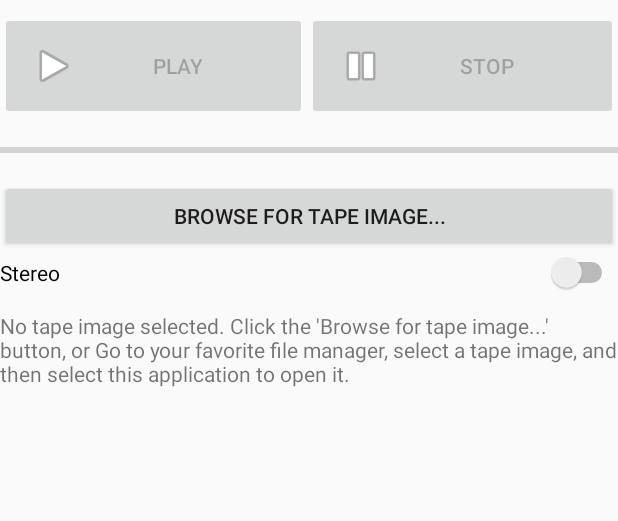
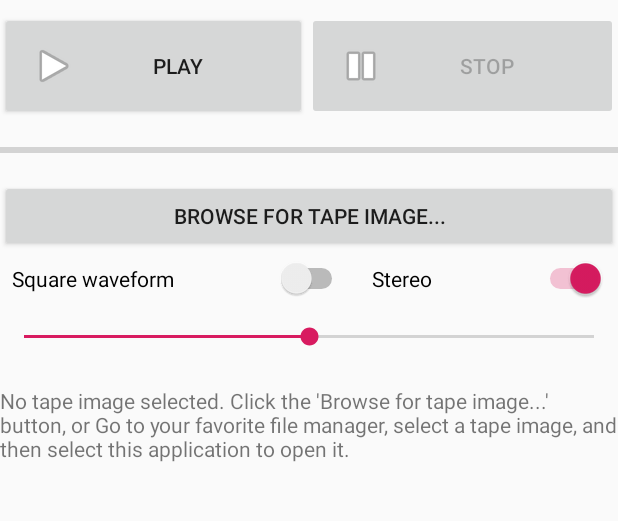
Before and after one commit to baktragh/CAS2Audio, an Android app: the screen it shows after launch (MainActivity), on a phone screen of 412 x 824 dp, the part 125-646 px from its top. Run offline under Robolectric (Android 15) with nearby library versions, the phone set to English and light mode, and no system bars.

Commit message:
Messaging fixed. More controls introduced. Better enabling/disabling controls when playback is in progress.

```diff
--- a/app/src/main/java/com/baktra/cas2audio/MainActivity.java
+++ b/app/src/main/java/com/baktra/cas2audio/MainActivity.java
@@ -1,11 +1,14 @@
 package com.baktra.cas2audio;
 
 import android.content.Intent;
+import android.database.Cursor;
 import android.net.Uri;
 import android.os.Bundle;
+import android.provider.OpenableColumns;
 import android.view.View;
 import android.widget.Button;
 import android.widget.ProgressBar;
+import android.widget.SeekBar;
 import android.widget.Switch;
 import android.widget.TextView;
 
@@ -13,6 +16,7 @@ import androidx.appcompat.app.AppCompatActivity;
 
 import java.io.File;
 import java.io.InputStream;
+import java.util.ArrayList;
 
 public class MainActivity extends AppCompatActivity {
 
@@ -22,12 +26,20 @@ public class MainActivity extends AppCompatActivity {
     private Uri currentUri;
     private boolean playbackInProgress;
 
+    private ArrayList<View> playBackViewsDisabled;
+    private ArrayList<View> playBackViewsEnabled;
+
     public MainActivity() {
         super();
         lnsp=System.getProperty("line.separator");
         casTask=null;
         currentUri=null;
         playbackInProgress=false;
+        playBackViewsDisabled = new ArrayList<>();
+        playBackViewsEnabled = new ArrayList<>();
+
+
+
     }
 
 
@@ -35,6 +47,14 @@ public class MainActivity extends AppCompatActivity {
     protected void onCreate(Bundle savedInstanceState) {
         super.onCreate(savedInstanceState);
         setContentView(R.layout.activity_main);
+        playBackViewsDisabled.add(getBrowseButton());
+        playBackViewsDisabled.add(findViewById(R.id.btnPlay));
+        playBackViewsDisabled.add(findViewById(R.id.swChannels));
+        playBackViewsDisabled.add(findViewById(R.id.swSquareWave));
+        playBackViewsDisabled.add(findViewById(R.id.sbVolume));
+        playBackViewsEnabled.add(findViewById(R.id.btnStop));
+
+
     }
 
     protected void onResume() {
@@ -53,11 +73,9 @@ public class MainActivity extends AppCompatActivity {
 
             /*Valid path selected*/
             if (u!=null && u.getPath()!=null) {
-                String filename = new File(u.getPath()).getName();
+                String filename = extractFileNameFromURI(u);
                 setCurrentFileName(filename);
-                findViewById(R.id.btnPlay).setEnabled(true);
-                findViewById(R.id.btnStop).setEnabled(false);
-                getBrowseButton().setEnabled(true);
+                setPlayBackViewsEnabled(false);
                 currentUri=u;
             }
             /*There was some intent, but no valid path selected*/
@@ -67,20 +85,17 @@ public class MainActivity extends AppCompatActivity {
                         "No tape image selected. Click the 'Browse for tape image...' button, or "+
                                 "Go to your favorite file manager, select a tape image, and then select this application to open it."
                 );
-                findViewById(R.id.btnPlay).setEnabled(false);
-                findViewById(R.id.btnStop).setEnabled(false);
-                getBrowseButton().setEnabled(true);
+                setPlayBackViewsEnabled(false);
                 currentUri=null;
             }
 
         }
         /*Activity was resumed, we are still open with valid tape image, and no playback is in progress*/
         else {
-            String filename = new File(currentUri.getPath()).getName();
+            String filename = extractFileNameFromURI(currentUri);
             setCurrentFileName(filename);
-            findViewById(R.id.btnPlay).setEnabled(true);
-            findViewById(R.id.btnStop).setEnabled(false);
-            getBrowseButton().setEnabled(true);
+            setPlayBackViewsEnabled(false);
+            msgText.setText("");
         }
 
     }
@@ -105,6 +120,13 @@ public class MainActivity extends AppCompatActivity {
         int[] instructions = null;
         InputStream iStream = null;
 
+        /*Check if anything was selected*/
+        if (currentUri==null) {
+            getMessageWidget().setText("Unable to play. No tape image was selected");
+            return;
+        }
+
+
         /*Try to open the tape image - short, can be in  the even thread*/
         try {
             iStream = getContentResolver().openInputStream(currentUri);
@@ -126,7 +148,7 @@ public class MainActivity extends AppCompatActivity {
 
         /*Create new background task*/
         try {
-            casTask = new CasTask(instructions,findViewById(R.id.btnPlay),findViewById(R.id.btnStop),isStereo(),getMessageWidget(),getProgressBar(),getBrowseButton(),this);
+            casTask = new CasTask(instructions,getMessageWidget(),getProgressBar(),this,isStereo(),isSquare(),getVolume());
         }
         catch (Exception e) {
             getMessageWidget().setText(Utils.getExceptionMessage(e));
@@ -177,6 +199,8 @@ public class MainActivity extends AppCompatActivity {
     private boolean isStereo() {
         return ((Switch) findViewById(R.id.swChannels)).isSelected();
     }
+    private boolean isSquare() { return ((Switch) findViewById(R.id.swSquareWave)).isSelected();}
+    private int getVolume() { return ((SeekBar) findViewById(R.id.sbVolume)).getProgress();}
     private ProgressBar getProgressBar() {
         return ((ProgressBar) findViewById(R.id.pbProgress));
     }
@@ -193,7 +217,42 @@ public class MainActivity extends AppCompatActivity {
         playbackInProgress=b;
     }
 
+    void setPlayBackViewsEnabled(boolean b) {
+        for (View v:playBackViewsDisabled) {
+            v.setEnabled(!b);
+        }
+        for (View v:playBackViewsEnabled) {
+            v.setEnabled(b);
+        }
+    }
 
+    void setErrorText(String s) {
+        getMessageWidget().setText(s);
+    }
+
+    void setProgressBar(int value) {
+        getProgressBar().setProgress(value);
+    }
+
+    private String extractFileNameFromURI(Uri uri) {
+        String result = null;
+        if (uri.getScheme().equals("content")) {
+            Cursor cursor = getContentResolver().query(uri, null, null, null, null);
+            try {
+                if (cursor != null && cursor.moveToFirst()) {
+                    result = cursor.getString(cursor.getColumnIndex(OpenableColumns.DISPLAY_NAME));
+                }
+            } finally {
+                cursor.close();
+            }
+        }
+        if (result == null) {
+            File f = new File (uri.getPath());
+            result = f.getName();
+        }
+        return result;
+
+    }
 
 
 }
--- a/app/src/main/res/layout/activity_main.xml
+++ b/app/src/main/res/layout/activity_main.xml
@@ -64,17 +64,55 @@
             android:onClick="onBrowseTapeImage"
             android:text="Browse for tape image..." />
 
-        <FrameLayout
+        <TableLayout
             android:layout_width="match_parent"
-            android:layout_height="wrap_content">
+            android:layout_height="wrap_content"
+            android:stretchColumns="0,1">
 
-            <Switch
-                android:id="@+id/swChannels"
+            <TableRow
                 android:layout_width="match_parent"
-                android:layout_height="wrap_content"
-                android:text="Stereo"
-                tools:checked="true" />
-        </FrameLayout>
+                android:layout_height="match_parent"
+                android:gravity="center|center_horizontal|fill|center_vertical"
+                android:orientation="horizontal">
+
+                <Switch
+                    android:id="@+id/swSquareWave"
+                    android:layout_width="wrap_content"
+                    android:layout_height="wrap_content"
+                    android:padding="8dp"
+                    android:text="Square waveform" />
+
+                <Switch
+                    android:id="@+id/swChannels"
+                    android:layout_width="match_parent"
+                    android:layout_height="wrap_content"
+                    android:checked="true"
+                    android:padding="8dp"
+                    android:text="Stereo" />
+            </TableRow>
+
+        </TableLayout>
+
+        <LinearLayout
+            android:layout_width="match_parent"
+            android:layout_height="wrap_content"
+            android:paddingTop="12dp"
+            android:paddingBottom="12dp">
+
+            <SeekBar
+                android:id="@+id/sbVolume"
+                android:layout_width="match_parent"
+                android:layout_height="match_parent"
+                android:max="10"
+                android:progress="5" />
+        </LinearLayout>
+
+        <LinearLayout
+            android:layout_width="match_parent"
+            android:layout_height="wrap_content"
+            android:orientation="vertical">
+
+        </LinearLayout>
 
         <Space
             android:layout_width="match_parent"
```
Also changed, not shown: app/src/main/java/com/baktra/cas2audio/CasTask.java (+15 -25 lines).
